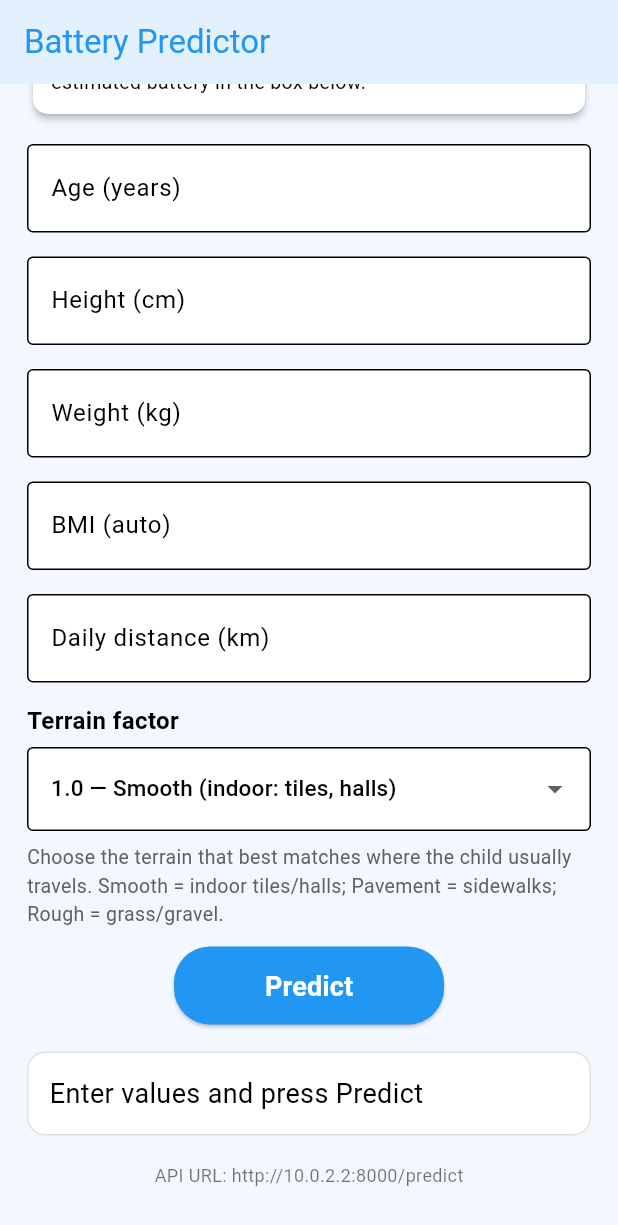
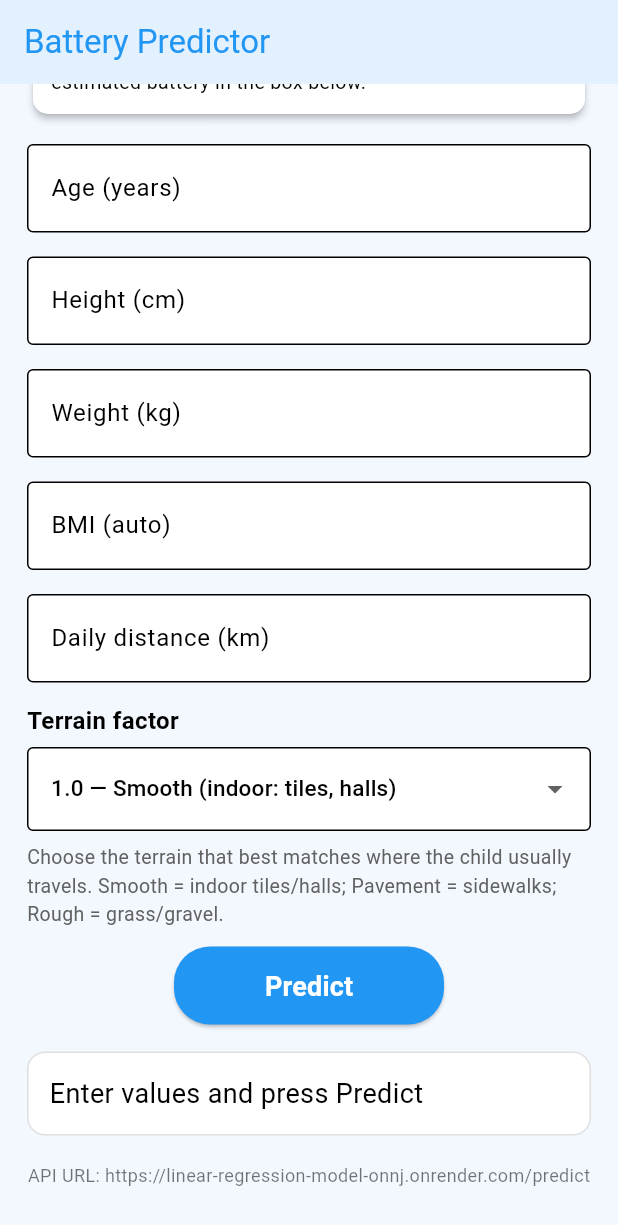
Before and after one commit to jbyiringiro/linear_regression_model, a Flutter app: the screen it shows after launch, scrolled down 193 dp, on a phone screen of 412 x 824 dp. Shown: the top 1225 px of the screen. Run offline on Flutter 3.47's test engine with Material 3 defaults, Android fonts, the phone set to English and light mode, and no system bars.

Commit message:
inserted public API, modified README

```diff
--- a/summative/FlutterApp/lrmodelapp/lib/main.dart
+++ b/summative/FlutterApp/lrmodelapp/lib/main.dart
@@ -71,20 +71,19 @@ class _PredictPageState extends State<PredictPage> {
   String get apiUrl {
     // If you're running web, you can't use 10.0.2.2; use a host reachable by the browser or a deployed URL
     if (kIsWeb) {
-      return "http://127.0.0.1:8000/predict"; // usually works for web localhost testing only
+      return "https://linear-regression-model-onnj.onrender.com/predict"; // public deployed URL
     }
     // On mobile emulator:
     if (Platform.isAndroid) {
       // Android emulator -> 10.0.2.2 maps to host machine
-      return "http://10.0.2.2:8000/predict";
+      return "https://linear-regression-model-onnj.onrender.com/predict";
     } else if (Platform.isIOS) {
-      return "http://127.0.0.1:8000/predict";
+      return "https://linear-regression-model-onnj.onrender.com/predict";
     } else {
       // fallback for desktop
-      return "http://127.0.0.1:8000/predict";
+      return "https://linear-regression-model-onnj.onrender.com/predict";
     }
   }
-  // ---------------------------------------------
 
   final List<Map<String, dynamic>> terrainOptions = [
     {'v': 1.0, 'label': '1.0 — Smooth (indoor: tiles, halls)'},
```
Also changed, not shown: 1 other file.
